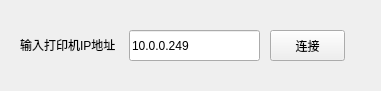
Qt form ipinput.ui (PuddingPengChen/PainterPad2Gcode) before a commit.
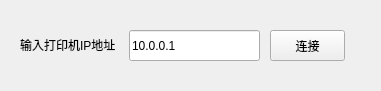
The same form after that commit.

The edit to the form file:
```diff
--- a/ipinput.ui
+++ b/ipinput.ui
@@ -36,7 +36,7 @@
     </rect>
    </property>
    <property name="text">
-    <string>10.0.0.249</string>
+    <string>10.0.0.1</string>
    </property>
   </widget>
   <widget class="QPushButton" name="connectIP">
```
